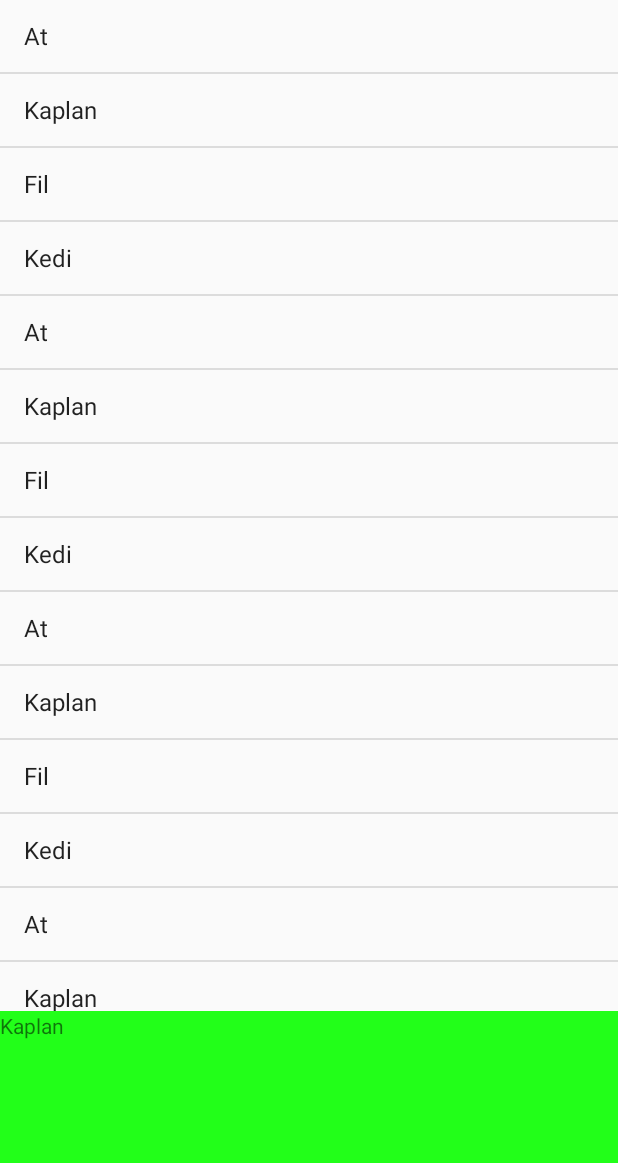
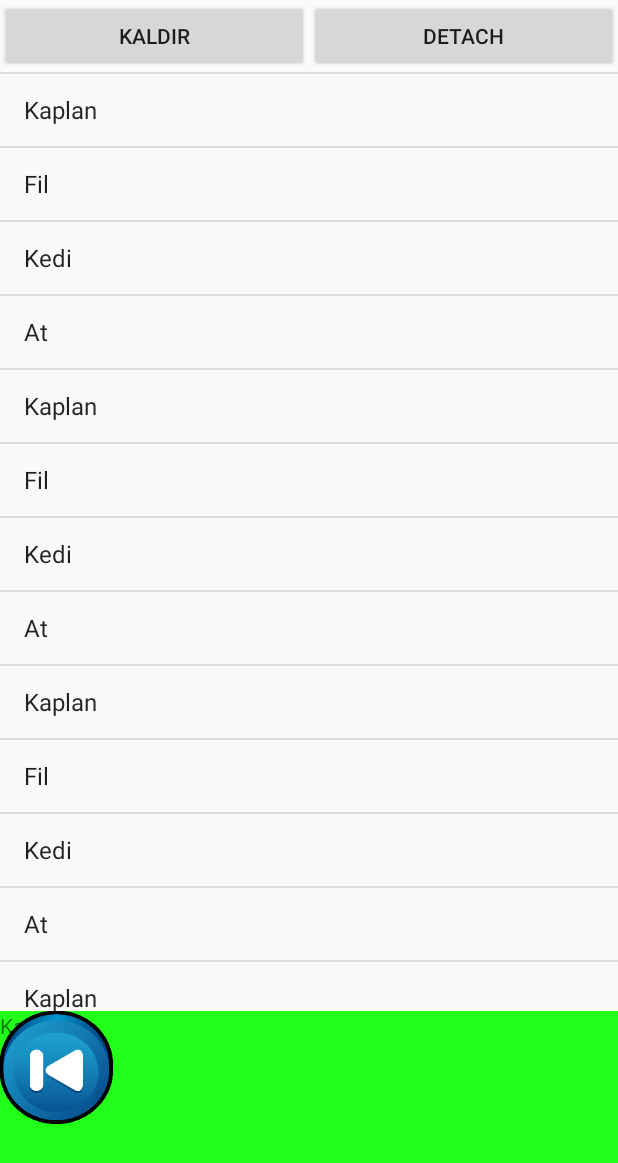
Before and after one commit to ahmetmatematikci/KitapUygulamalariBitis, an Android app: the FragmentOrnek screen opened directly, with no data from a screen before it, after a tap on "Kaplan", on a phone screen of 412 x 824 dp. Shown: the top 1163 px of the screen. Run offline under Robolectric (Android 15) with nearby library versions, the phone set to English and light mode, and no system bars; 1 other tap on this screen came first.

Commit message:
Fragmentler eklendi Flipper eklendş

```diff
--- a/app/src/main/java/com/ahmetmatematikci/kitapuygulamalari/FragmentB.java
+++ b/app/src/main/java/com/ahmetmatematikci/kitapuygulamalari/FragmentB.java
@@ -6,7 +6,9 @@ import android.support.annotation.Nullable;
 import android.view.LayoutInflater;
 import android.view.View;
 import android.view.ViewGroup;
+import android.widget.ImageView;
 import android.widget.TextView;
+import android.widget.ViewFlipper;
 
 /**
  * Created by a on 1/24/17.
@@ -37,6 +39,38 @@ public class FragmentB extends Fragment {
         super.onActivityCreated(savedInstanceState);
         TextView tv = (TextView) getActivity().findViewById(R.id.textView23);
         tv.setText(isim);
+        ViewFlipper flipper = (ViewFlipper)getActivity().findViewById(R.id.fliper);
+        ImageView image1 = (ImageView)getActivity().findViewById(R.id.imageView4);
+        ImageView image2 = (ImageView)getActivity().findViewById(R.id.imageView5);
+        ImageView image3 = (ImageView)getActivity().findViewById(R.id.imageView6);
+
+        if(isim.equals("At")) {
+
+            image1.setImageResource(R.mipmap.a);
+            image2.setImageResource(R.mipmap.b);
+            image3.setImageResource(R.mipmap.c);
+
+
+        } else if (isim.equals("Kaplan")) {
+            image1.setImageResource(R.mipmap.d);
+            image2.setImageResource(R.mipmap.e);
+            image3.setImageResource(R.mipmap.f);
+
+        } else if (isim.equals("Fil")) {
+
+            image1.setImageResource(R.mipmap.g);
+            image2.setImageResource(R.mipmap.h);
+            image3.setImageResource(R.mipmap.l);
+
+        }else if (isim.equals("Kedi")) {
+            image1.setImageResource(R.mipmap.m);
+            image2.setImageResource(R.mipmap.n);
+            image3.setImageResource(R.mipmap.r);
+
+
+        }
+        flipper.setFlipInterval(2000);
+        flipper.startFlipping();
 
     }
 
--- a/app/src/main/res/layout/fragmentb.xml
+++ b/app/src/main/res/layout/fragmentb.xml
@@ -1,5 +1,6 @@
 <?xml version="1.0" encoding="utf-8"?>
 <RelativeLayout xmlns:android="http://schemas.android.com/apk/res/android"
+    xmlns:app="http://schemas.android.com/apk/res-auto"
     android:orientation="vertical" android:layout_width="match_parent"
     android:layout_height="match_parent"
     android:background="#22FF19">
@@ -9,4 +10,29 @@
         android:layout_width="match_parent"
         android:layout_height="wrap_content"
         android:id="@+id/textView23" />
+
+    <ViewFlipper
+        android:id="@+id/fliper"
+        android:layout_width="match_parent"
+        android:layout_height="140dp"
+        android:layout_centerVertical="true"
+        android:layout_centerHorizontal="true" />
+
+    <ImageView
+        android:layout_width="wrap_content"
+        android:layout_height="wrap_content"
+        app:srcCompat="@color/colorAccent"
+        android:id="@+id/imageView4" />
+
+    <ImageView
+        android:layout_width="wrap_content"
+        android:layout_height="wrap_content"
+        app:srcCompat="@color/common_google_signin_btn_text_dark_pressed"
+        android:id="@+id/imageView5" />
+
+    <ImageView
+        android:layout_width="wrap_content"
+        android:layout_height="wrap_content"
+        app:srcCompat="@android:color/background_light"
+        android:id="@+id/imageView6" />
 </RelativeLayout>
--- a/app/src/main/res/layout/fragmentornek.xml
+++ b/app/src/main/res/layout/fragmentornek.xml
@@ -25,6 +25,26 @@
             android:layout_height="150dp"
             android:layout_gravity="bottom"> </LinearLayout>
 
+    <LinearLayout
+        android:orientation="horizontal"
+        android:layout_width="match_parent"
+        android:layout_height="match_parent"
+        android:weightSum="2">
+
+        <Button
+            android:text="kaldır"
+            android:layout_width="wrap_content"
+            android:layout_height="wrap_content"
+            android:id="@+id/button25"
+            android:layout_weight="1" />
+
+        <Button
+            android:text="detach"
+            android:layout_width="wrap_content"
+            android:layout_height="wrap_content"
+            android:id="@+id/button26"
+            android:layout_weight="1" />
+    </LinearLayout>
 
 
 </FrameLayout>
```
